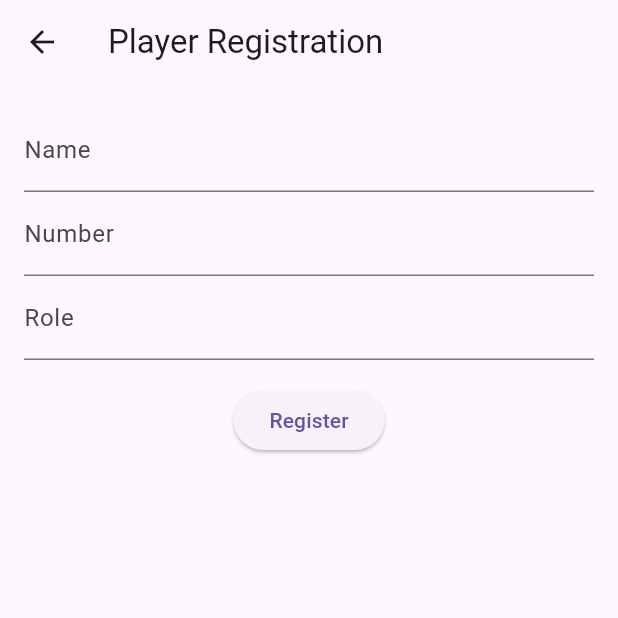
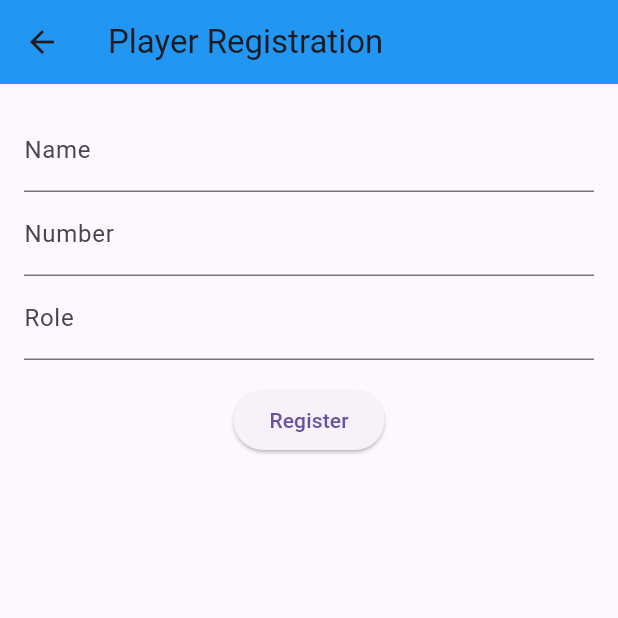
Before and after one commit to Mrprey/Management-vball, a Flutter app: the PlayerView screen opened directly, on a phone screen of 412 x 824 dp, the top half of it. Run offline on Flutter 3.47's test engine with Material 3 defaults, Android fonts, the phone set to English and light mode, and no system bars.

Commit message:
Refactor: Centralize constants in player_view.dart

```diff
--- a/lib/ui/views/player_view.dart
+++ b/lib/ui/views/player_view.dart
@@ -2,6 +2,8 @@ import 'package:flutter/material.dart';
 
 import '../../adapters/controllers/player_controller.dart';
 import '../../application/use_cases/player_registry.dart';
+import '../../constants/colors.dart';
+import '../../constants/sizes.dart';
 
 class PlayerView extends StatefulWidget {
   const PlayerView({super.key});
@@ -22,9 +24,10 @@ class _PlayerViewState extends State<PlayerView> {
     return Scaffold(
       appBar: AppBar(
         title: const Text('Player Registration'),
+        backgroundColor: AppColors.primary,
       ),
       body: Padding(
-        padding: const EdgeInsets.all(16.0),
+        padding: const EdgeInsets.all(AppSizes.medium),
         child: Column(
           children: [
             TextField(
@@ -40,7 +43,7 @@ class _PlayerViewState extends State<PlayerView> {
               controller: _roleController,
               decoration: const InputDecoration(labelText: 'Role'),
             ),
-            const SizedBox(height: 16),
+            const SizedBox(height: AppSizes.medium),
             ElevatedButton(
               onPressed: () {
                 final name = _nameController.text;
@@ -51,7 +54,8 @@ class _PlayerViewState extends State<PlayerView> {
 
                 ScaffoldMessenger.of(context).showSnackBar(
                   const SnackBar(
-                      content: Text('Player successfully registered!')),
+                    content: Text('Player successfully registered!'),
+                  ),
                 );
 
                 _nameController.clear();
```
